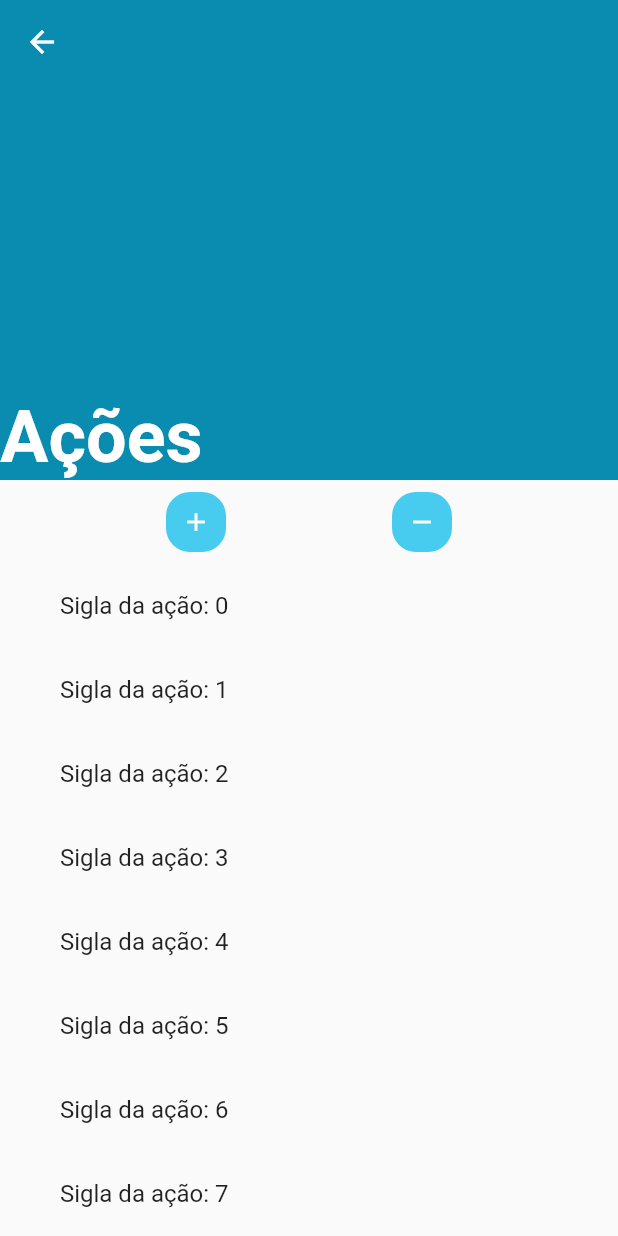
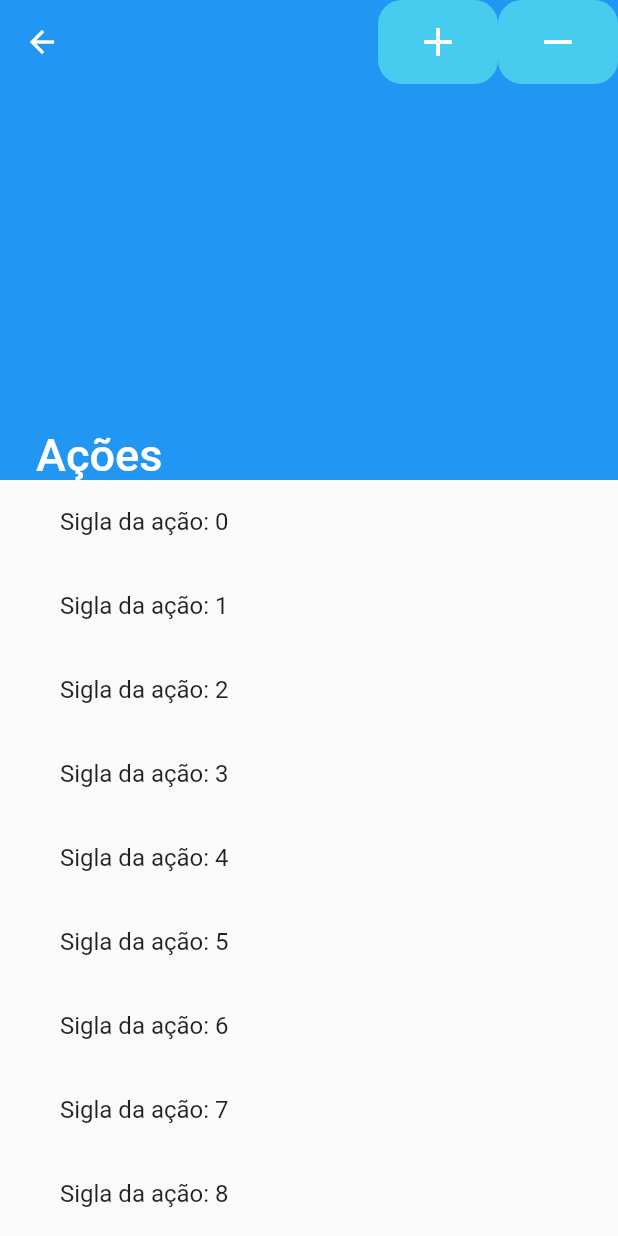
Before and after one commit to SamuelLuisGomes/monews_app, a Flutter app: the AcoesView screen opened directly, on a phone screen of 412 x 824 dp. Run offline on Flutter 3.47's test engine with Material 2 defaults, Android fonts, the light colour scheme and no system bars; our stand-ins replace cloud_firestore, firebase_auth, firebase_core; accounts and stored records are empty.

Commit message:
Continuando pagina acoes

```diff
--- a/lib/views/acoes/acoes_view.dart
+++ b/lib/views/acoes/acoes_view.dart
@@ -1,3 +1,5 @@
+import 'dart:isolate';
+
 import 'package:flutter/material.dart';
 
 class AcoesView extends StatefulWidget {
@@ -13,33 +15,30 @@
         child: Center(
           child: CustomScrollView(
             slivers: [
+              // SliverAppBar(
+              //   pinned: false,
+              //   floating: true,
+              //   snap: true,
+              //   expandedHeight: 320,
+              //   flexibleSpace: FlexibleSpaceBar(
+              //     title: Text('Ações'),
+              //     titlePadding: EdgeInsets.only(left: 24, bottom: 24),
+              //   ),
+              //   centerTitle: false,
+              // ),
               SliverAppBar(
                 centerTitle: false,
-                expandedHeight: 320, // Aumente a altura do SliverAppBar
-                pinned: true,
-                floating: false,
-                backgroundColor: Color.fromARGB(255, 10, 140, 176),
+                pinned: false,
+                floating: true,
+                snap: true,
+                expandedHeight: 320,
                 flexibleSpace: FlexibleSpaceBar(
-                  title: Padding(
-                    padding: const EdgeInsets.only(top: 48),
-                    child: Text(
-                      'Ações',
-                      style: TextStyle(
-                        fontWeight: FontWeight.bold,
-                        fontSize: 32,
+                  centerTitle: false,
+                  titlePadding: EdgeInsets.only(left: 24),
+                  title: Text('Ações'),
                 ),
-                    ),
-                  ),
-                  centerTitle: false,
-                  titlePadding: EdgeInsets.only(left: 0),
-                ),
-              ),
-              SliverPersistentHeader(
-                pinned: true,
-                delegate: _SliverAppBarDelegate(
-                  child: SizedBox(
-                    height: 56, // Altura dos botões
-                    child: Row(
+                actions: [
+                  Row(
                     mainAxisAlignment: MainAxisAlignment.spaceEvenly,
                     children: [
                       GestureDetector(
@@ -49,12 +48,12 @@
                             color: Color.fromARGB(255, 71, 203, 239),
                             borderRadius: BorderRadius.circular(16),
                           ),
-                            height: 40, // Altura dos botões
-                            width: 40, // Largura dos botões
+                          height: 80, // Reduzi a altura dos botões
+                          width: 80, // Reduzi a largura dos botões
                           child: Icon(
                             Icons.add,
                             color: Colors.white,
-                              size: 20, // Tamanho do ícone
+                            size: 32, // Aumentei o tamanho do ícone
                           ),
                         ),
                       ),
@@ -65,19 +64,18 @@
                             color: Color.fromARGB(255, 71, 203, 239),
                             borderRadius: BorderRadius.circular(16),
                           ),
-                            height: 40, // Altura dos botões
-                            width: 40, // Largura dos botões
+                          height: 80, // Reduzi a altura dos botões
+                          width: 80, // Reduzi a largura dos botões
                           child: Icon(
                             Icons.remove,
                             color: Colors.white,
-                              size: 20, // Tamanho do ícone
+                            size: 32, // Aumentei o tamanho do ícone
                           ),
                         ),
                       ),
                     ],
                   ),
-                  ),
-                ),
+                ],
               ),
               SliverList(
                 delegate: SliverChildBuilderDelegate(
@@ -99,29 +97,3 @@
     );
   }
 }
-
-class _SliverAppBarDelegate extends SliverPersistentHeaderDelegate {
-  final Widget child;
-
-  _SliverAppBarDelegate({required this.child});
-
-  @override
-  double get minExtent => 56.0;
-
-  @override
-  double get maxExtent => 56.0;
-
-  @override
-  Widget build(
-    BuildContext context,
-    double shrinkOffset,
-    bool overlapsContent,
-  ) {
-    return child;
-  }
-
-  @override
-  bool shouldRebuild(SliverPersistentHeaderDelegate oldDelegate) {
-    return false;
-  }
-}
```
Lines whose indentation alone changed are shown as unchanged.
